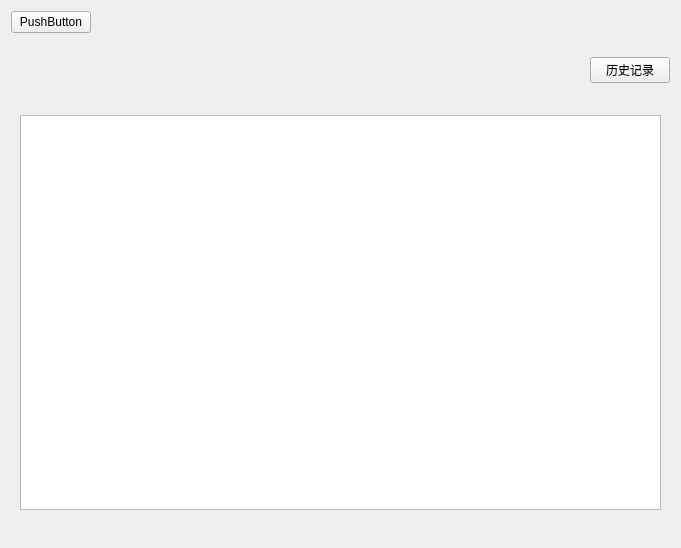
The window that PEIS_Client/checkuprecord.ui (ooohhhj/PEIS) describes before a commit, drawn with Qt 5.
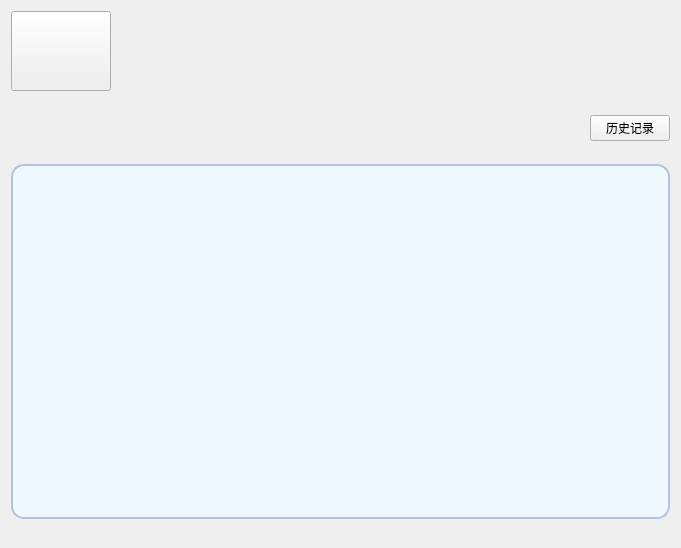
The same window after the commit. Icons and pictures are not drawn.

```diff
--- a/PEIS_Client/checkuprecord.ui
+++ b/PEIS_Client/checkuprecord.ui
@@ -19,9 +19,37 @@
      <item>
       <layout class="QHBoxLayout" name="horizontalLayout_2">
        <item>
-        <widget class="QPushButton" name="pushButton">
+        <widget class="QPushButton" name="returnBtn">
+         <property name="minimumSize">
+          <size>
+           <width>100</width>
+           <height>80</height>
+          </size>
+         </property>
+         <property name="maximumSize">
+          <size>
+           <width>100</width>
+           <height>80</height>
+          </size>
+         </property>
+         <property name="sizeIncrement">
+          <size>
+           <width>0</width>
+           <height>0</height>
+          </size>
+         </property>
          <property name="text">
-          <string>PushButton</string>
+          <string/>
+         </property>
+         <property name="icon">
+          <iconset resource="../Resource/icom.qrc">
+           <normaloff>:/returnExit.png</normaloff>:/returnExit.png</iconset>
+         </property>
+         <property name="iconSize">
+          <size>
+           <width>50</width>
+           <height>50</height>
+          </size>
          </property>
         </widget>
        </item>
@@ -100,9 +128,22 @@
        </item>
        <item>
         <widget class="QWidget" name="widget" native="true">
-         <layout class="QGridLayout" name="gridLayout">
-          <item row="0" column="0">
-           <widget class="QTableView" name="tableView"/>
+         <property name="styleSheet">
+          <string notr="true">background-color: #F0F8FF;
+border: 2px solid #B0C4DE;
+border-radius: 13px;</string>
+         </property>
+         <layout class="QVBoxLayout" name="verticalLayout_3">
+          <item>
+           <layout class="QVBoxLayout" name="placeholderLayout"/>
+          </item>
+          <item>
+           <widget class="QTableView" name="tableView">
+            <property name="styleSheet">
+             <string notr="true">background-color: transparent;
+border: none;</string>
+            </property>
+           </widget>
           </item>
          </layout>
         </widget>
```
Left out of the diff: 4 changed lines with no effect on the pictures.
